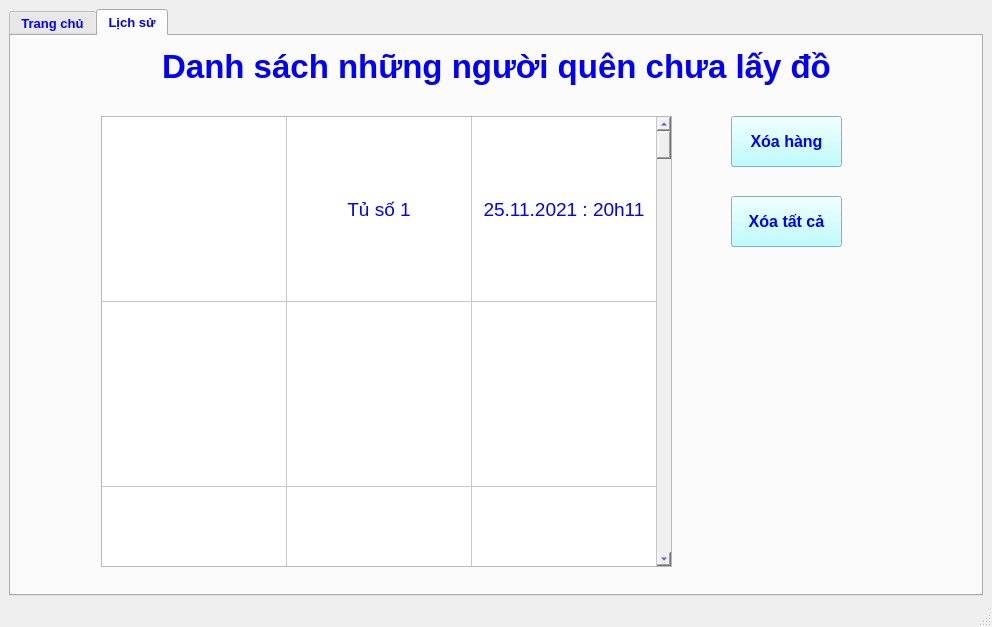
This is GUI.ui in Cutreson/Code as Qt 5 draws it before an edit. The edited form follows.
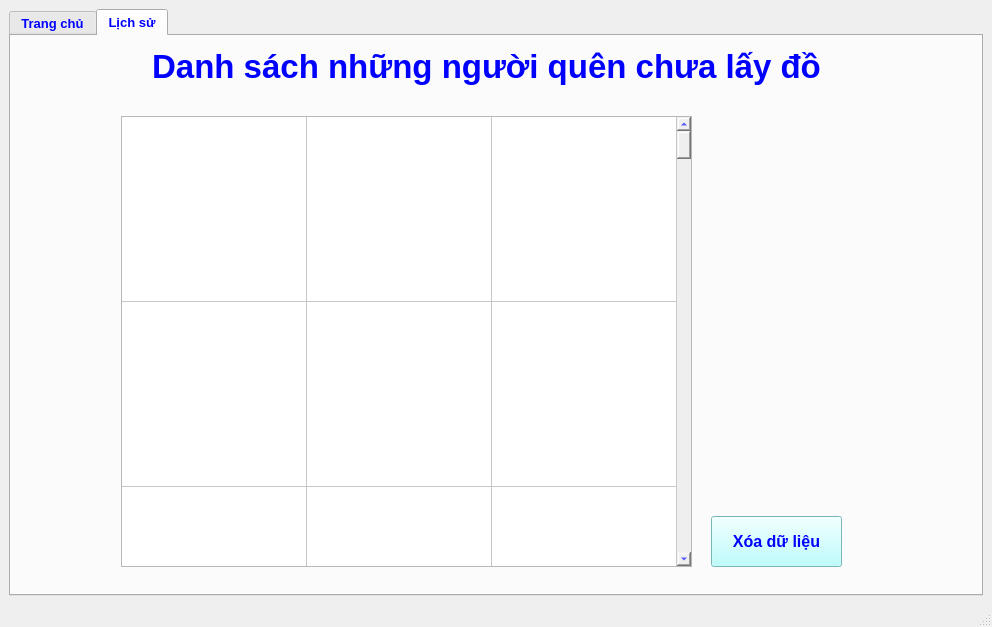
This is the edited form. The open tabs and pages were chosen to show the change.

```diff
--- a/GUI.ui
+++ b/GUI.ui
@@ -292,7 +292,7 @@
        <widget class="QLabel" name="label_2">
         <property name="geometry">
          <rect>
-          <x>0</x>
+          <x>-10</x>
           <y>0</y>
           <width>971</width>
           <height>61</height>
@@ -315,9 +315,9 @@
        <widget class="QPushButton" name="btn_view_Img">
         <property name="geometry">
          <rect>
-          <x>720</x>
-          <y>80</y>
-          <width>111</width>
+          <x>700</x>
+          <y>480</y>
+          <width>131</width>
           <height>51</height>
          </rect>
         </property>
@@ -333,31 +333,7 @@
 border-color: rgb(255, 0, 0);</string>
         </property>
         <property name="text">
-         <string>Xóa hàng</string>
-        </property>
-       </widget>
-       <widget class="QPushButton" name="btn_delete">
-        <property name="geometry">
-         <rect>
-          <x>720</x>
-          <y>160</y>
-          <width>111</width>
-          <height>51</height>
-         </rect>
-        </property>
-        <property name="font">
-         <font>
-          <pointsize>12</pointsize>
-          <weight>75</weight>
-          <bold>true</bold>
-         </font>
-        </property>
-        <property name="styleSheet">
-         <string notr="true">background-color: rgb(170, 255, 255);
-border-color: rgb(255, 0, 0);</string>
-        </property>
-        <property name="text">
-         <string>Xóa tất cả</string>
+         <string>Xóa dữ liệu</string>
         </property>
        </widget>
        <widget class="QTableWidget" name="table_Data">
@@ -366,7 +342,7 @@
         </property>
         <property name="geometry">
          <rect>
-          <x>90</x>
+          <x>110</x>
           <y>80</y>
           <width>571</width>
           <height>451</height>
@@ -569,7 +545,7 @@
         </item>
         <item row="0" column="1">
          <property name="text">
-          <string>Tủ số 1</string>
+          <string/>
          </property>
          <property name="font">
           <font>
@@ -582,7 +558,7 @@
         </item>
         <item row="0" column="2">
          <property name="text">
-          <string>25.11.2021 : 20h11</string>
+          <string/>
          </property>
          <property name="font">
           <font>
```
Left out of the diff: 10 changed lines with no effect on the pictures.
